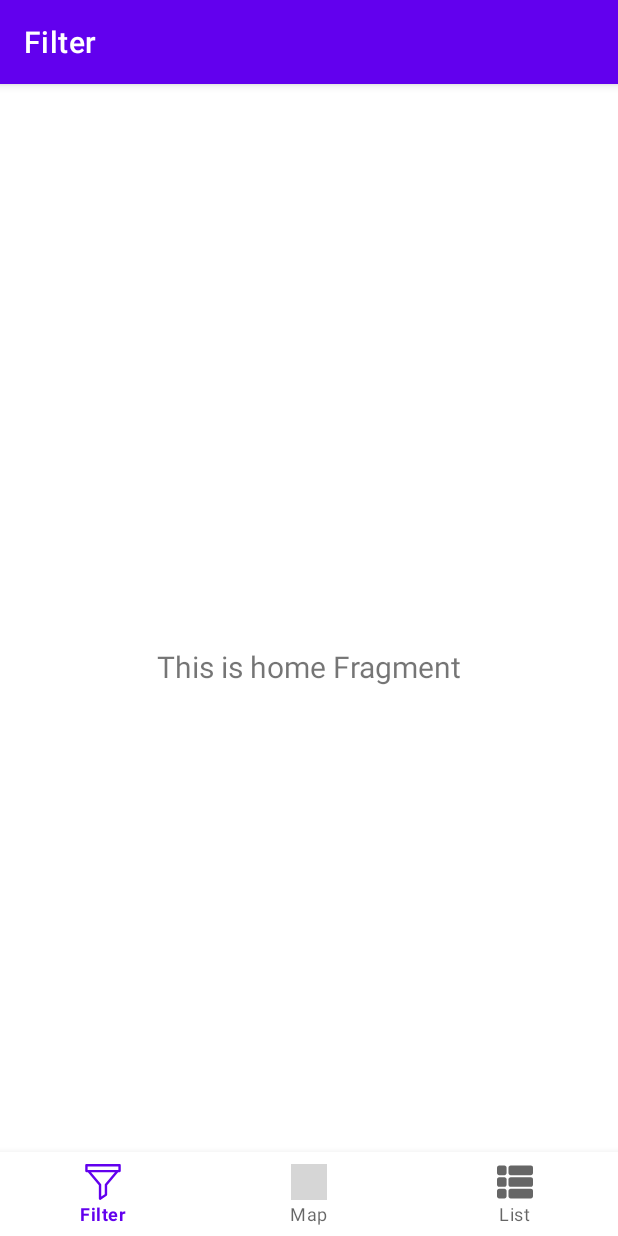
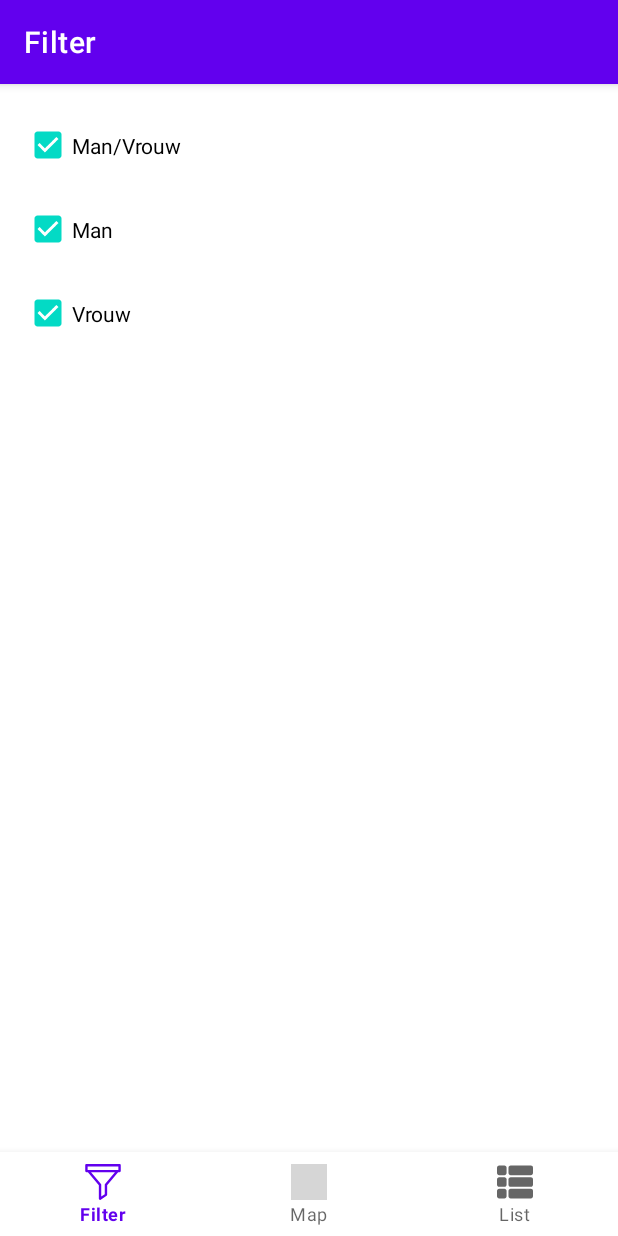
Before and after one commit to KVGFFN/PooClue, an Android app: the FilterFragment screen opened through its navigation route, on a phone screen of 412 x 824 dp. Run offline under Robolectric (Android 15) with nearby library versions, the phone set to English and light mode, and no system bars; our stand-ins replace navigation-ui; libraries missing offline, so code that uses them is left out: org.osmdroid.config, org.osmdroid.util, org.osmdroid.views; 10 statements that could not run were skipped; grey boxes are pictures that could not be loaded.

Commit message:
filter toilet type

```diff
--- a/app/src/main/java/edu/ap/pooclueapplication/ui/filter/FilterFragment.kt
+++ b/app/src/main/java/edu/ap/pooclueapplication/ui/filter/FilterFragment.kt
@@ -4,9 +4,7 @@ import android.os.Bundle
 import android.view.LayoutInflater
 import android.view.View
 import android.view.ViewGroup
-import android.widget.TextView
 import androidx.fragment.app.Fragment
-import androidx.lifecycle.ViewModelProvider
 import edu.ap.pooclueapplication.databinding.FragmentFilterBinding
 
 class FilterFragment : Fragment() {
@@ -22,17 +20,8 @@ class FilterFragment : Fragment() {
         container: ViewGroup?,
         savedInstanceState: Bundle?
     ): View {
-        val filterViewModel =
-            ViewModelProvider(this).get(FilterViewModel::class.java)
-
         _binding = FragmentFilterBinding.inflate(inflater, container, false)
-        val root: View = binding.root
-
-        val textView: TextView = binding.textHome
-        filterViewModel.text.observe(viewLifecycleOwner) {
-            textView.text = it
-        }
-        return root
+        return binding.root
     }
 
     override fun onDestroyView() {
--- a/app/src/main/res/layout/fragment_filter.xml
+++ b/app/src/main/res/layout/fragment_filter.xml
@@ -6,17 +6,39 @@
     android:layout_height="match_parent"
     tools:context=".ui.filter.FilterFragment">
 
-    <TextView
-        android:id="@+id/text_home"
-        android:layout_width="match_parent"
-        android:layout_height="wrap_content"
-        android:layout_marginStart="8dp"
-        android:layout_marginTop="8dp"
-        android:layout_marginEnd="8dp"
-        android:textAlignment="center"
-        android:textSize="20sp"
-        app:layout_constraintBottom_toBottomOf="parent"
-        app:layout_constraintEnd_toEndOf="parent"
+    <CheckBox
+        android:id="@+id/manWomanCheckBox"
+        android:layout_width="150dp"
+        android:layout_height="50dp"
+        android:layout_marginStart="16dp"
+        android:layout_marginTop="16dp"
+        android:checked="true"
+        android:text="Man/Vrouw"
+        android:visibility="visible"
+        app:layout_constraintStart_toStartOf="parent"
+        app:layout_constraintTop_toTopOf="parent" />
+
+    <CheckBox
+        android:id="@+id/manCheckBox"
+        android:layout_width="150dp"
+        android:layout_height="50dp"
+        android:layout_marginStart="16dp"
+        android:layout_marginTop="72dp"
+        android:checked="true"
+        android:text="Man"
+        android:visibility="visible"
+        app:layout_constraintStart_toStartOf="parent"
+        app:layout_constraintTop_toTopOf="parent" />
+
+    <CheckBox
+        android:id="@+id/womanCheckBox"
+        android:layout_width="150dp"
+        android:layout_height="50dp"
+        android:layout_marginStart="16dp"
+        android:layout_marginTop="128dp"
+        android:checked="true"
+        android:text="Vrouw"
+        android:visibility="visible"
         app:layout_constraintStart_toStartOf="parent"
         app:layout_constraintTop_toTopOf="parent" />
 
```
